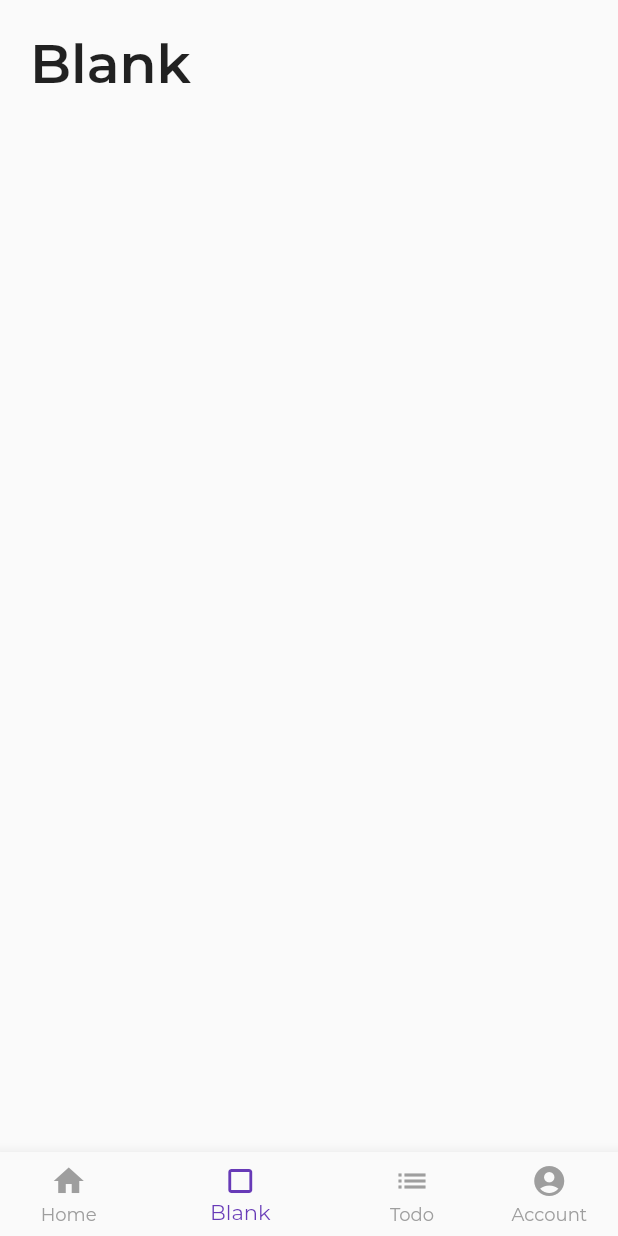
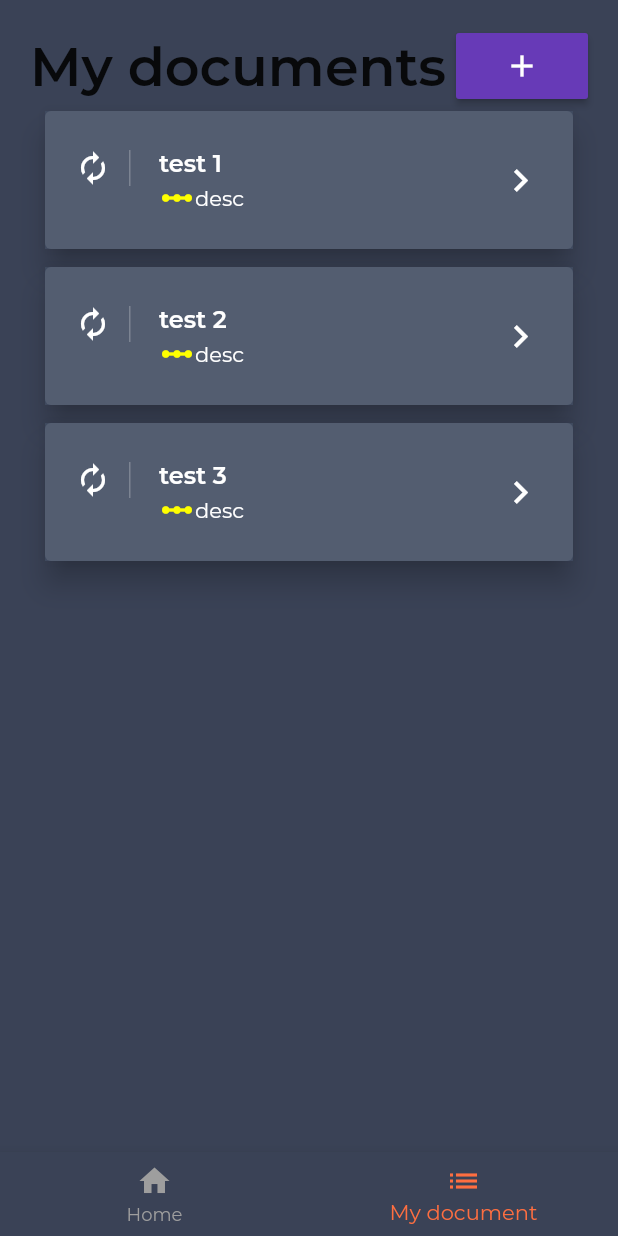
Before and after one commit to IosifGabriel/smarthack_frontend, a Flutter app: the HomeScreen screen opened directly, item 2 of the bottom bar chosen, on a phone screen of 412 x 824 dp. Run offline on Flutter 3.47's test engine with Material 2 defaults, Android fonts, the light colour scheme and no system bars; our stand-ins replace get_it; network calls fail.

Commit message:
some design implemented

```diff
--- a/lib/features/todos/edit.dart
+++ b/lib/features/documents/create.dart
@@ -1,21 +1,18 @@
 import 'package:flutter/material.dart';
-import 'todos.dart';
+import 'documents.dart';
 import '../../models/models.dart';
 import '../../components/components.dart';
 
-class TodoEdit extends StatefulWidget {
-  TodoEdit(
-    this.todo, {
+class DocumentCreate extends StatefulWidget {
+  DocumentCreate({
     Key key,
   }) : super(key: key);
 
-  final Todo todo;
-
   @override
-  _TodoEditState createState() => _TodoEditState();
+  _DocumentCreateState createState() => _DocumentCreateState();
 }
 
-class _TodoEditState extends State<TodoEdit> {
+class _DocumentCreateState extends State<DocumentCreate> {
   @override
   Widget build(BuildContext context) {
     return Scaffold(
@@ -29,18 +26,17 @@ class _TodoEditState extends State<TodoEdit> {
               Column(
                 crossAxisAlignment: CrossAxisAlignment.stretch,
                 children: [
-                  SmartHeadline('Edit Todo'),
+                  SmartHeadline('Add Document'),
                   SizedBox(height: 20),
                   SmartTextField(
                     label: 'text',
-                    initialValue: widget.todo.text,
                     keyboardType: TextInputType.text,
                   ),
                 ],
               ),
               SmartButton(
-                icon: Icons.save_outlined,
-                text: 'Save Todo',
+                icon: Icons.add,
+                text: 'Create Document',
                 onPressed: () {
                   Navigator.pop(context);
                 },
--- a/lib/features/todos/delete.dart
+++ b/lib/features/documents/delete.dart
@@ -1,21 +1,21 @@
 import 'package:flutter/material.dart';
-import 'todos.dart';
+import 'documents.dart';
 import '../../models/models.dart';
 import '../../components/components.dart';
 
-class TodoDelete extends StatefulWidget {
-  TodoDelete(
-    this.todo, {
+class DocumentDelete extends StatefulWidget {
+  DocumentDelete(
+    this.document, {
     Key key,
   }) : super(key: key);
 
-  final Todo todo;
+  final Document document;
 
   @override
-  _TodoDeleteState createState() => _TodoDeleteState();
+  _DocumentDeleteState createState() => _DocumentDeleteState();
 }
 
-class _TodoDeleteState extends State<TodoDelete> {
+class _DocumentDeleteState extends State<DocumentDelete> {
   @override
   Widget build(BuildContext context) {
     return Dialog(
@@ -28,7 +28,7 @@ class _TodoDeleteState extends State<TodoDelete> {
             crossAxisAlignment: CrossAxisAlignment.start,
             children: [
               SmartText(
-                'Are you sure you want to delete "${widget.todo.text}"?',
+                'Are you sure you want to delete "${widget.document.name}"?',
               ),
               SmartButton(
                 icon: Icons.delete,
--- a/lib/features/todos/details.dart
+++ b/lib/features/documents/details.dart
@@ -1,21 +1,21 @@
 import 'package:flutter/material.dart';
-import './todos.dart';
+import 'documents.dart';
 import '../../models/models.dart';
 import '../../components/components.dart';
 
-class TodoDetails extends StatefulWidget {
-  TodoDetails(
-    this.todo, {
+class DocumentDetails extends StatefulWidget {
+  DocumentDetails(
+    this.document, {
     Key key,
   }) : super(key: key);
 
-  final Todo todo;
+  final Document document;
 
   @override
-  _TodoDetailsState createState() => _TodoDetailsState();
+  _DocumentDetailsState createState() => _DocumentDetailsState();
 }
 
-class _TodoDetailsState extends State<TodoDetails> {
+class _DocumentDetailsState extends State<DocumentDetails> {
   @override
   Widget build(BuildContext context) {
     return Scaffold(
@@ -26,7 +26,8 @@ class _TodoDetailsState extends State<TodoDetails> {
             onPressed: () {
               Navigator.push(
                 context,
-                MaterialPageRoute(builder: (context) => TodoEdit(widget.todo)),
+                MaterialPageRoute(
+                    builder: (context) => DocumentEdit(widget.document)),
               );
             },
           ),
@@ -36,7 +37,7 @@ class _TodoDetailsState extends State<TodoDetails> {
               showDialog(
                 context: context,
                 builder: (BuildContext context) {
-                  return TodoDelete(widget.todo);
+                  return DocumentDelete(widget.document);
                 },
               );
             },
@@ -49,7 +50,7 @@ class _TodoDetailsState extends State<TodoDetails> {
           child: Column(
             crossAxisAlignment: CrossAxisAlignment.stretch,
             children: [
-              SmartHeadline(widget.todo.text),
+              SmartHeadline(widget.document.name),
             ],
           ),
         ),
--- a/lib/features/todos/create.dart
+++ b/lib/features/documents/edit.dart
@@ -1,18 +1,21 @@
 import 'package:flutter/material.dart';
-import 'todos.dart';
+import 'documents.dart';
 import '../../models/models.dart';
 import '../../components/components.dart';
 
-class TodoCreate extends StatefulWidget {
-  TodoCreate({
+class DocumentEdit extends StatefulWidget {
+  DocumentEdit(
+    this.document, {
     Key key,
   }) : super(key: key);
 
+  final Document document;
+
   @override
-  _TodoCreateState createState() => _TodoCreateState();
+  _DocumentEditState createState() => _DocumentEditState();
 }
 
-class _TodoCreateState extends State<TodoCreate> {
+class _DocumentEditState extends State<DocumentEdit> {
   @override
   Widget build(BuildContext context) {
     return Scaffold(
@@ -26,17 +29,18 @@ class _TodoCreateState extends State<TodoCreate> {
               Column(
                 crossAxisAlignment: CrossAxisAlignment.stretch,
                 children: [
-                  SmartHeadline('Add Todo'),
+                  SmartHeadline('Edit Document'),
                   SizedBox(height: 20),
                   SmartTextField(
                     label: 'text',
+                    initialValue: widget.document.name,
                     keyboardType: TextInputType.text,
                   ),
                 ],
               ),
               SmartButton(
-                icon: Icons.add,
-                text: 'Create Todo',
+                icon: Icons.save_outlined,
+                text: 'Save Document',
                 onPressed: () {
                   Navigator.pop(context);
                 },
--- /dev/null
+++ b/lib/features/documents/list.dart
@@ -0,0 +1,37 @@
+import 'package:flutter/material.dart';
+import 'documents.dart';
+import '../../models/models.dart';
+
+class DocumentsList extends StatefulWidget {
+  DocumentsList(
+    this.documents, {
+    Key key,
+  }) : super(key: key);
+
+  final List<Document> documents;
+
+  @override
+  _DocumentsListState createState() => _DocumentsListState();
+}
+
+class _DocumentsListState extends State<DocumentsList> {
+  @override
+  Widget build(BuildContext context) {
+    return ListView.builder(
+      itemCount: widget.documents.length,
+      itemBuilder: (context, index) {
+        return DocumentListItem(
+          widget.documents[index],
+          onTap: () {
+            Navigator.push(
+              context,
+              MaterialPageRoute(
+                  builder: (context) =>
+                      DocumentDetails(widget.documents[index])),
+            );
+          },
+        );
+      },
+    );
+  }
+}
--- /dev/null
+++ b/lib/features/documents/list_item.dart
@@ -0,0 +1,54 @@
+import 'package:flutter/material.dart';
+import './documents.dart';
+import '../../models/models.dart';
+import '../../components/components.dart';
+
+class DocumentListItem extends StatelessWidget {
+  const DocumentListItem(
+    this.document, {
+    this.onTap,
+    Key key,
+  }) : super(key: key);
+
+  final Document document;
+  final Function onTap;
+
+  @override
+  Widget build(BuildContext context) {
+    return GestureDetector(
+      onTap: onTap,
+      child: Card(
+        elevation: 8.0,
+        margin: new EdgeInsets.symmetric(horizontal: 10.0, vertical: 6.0),
+        child: Container(
+          decoration: BoxDecoration(color: Color.fromRGBO(64, 75, 96, .9)),
+          child: ListTile(
+              contentPadding:
+                  EdgeInsets.symmetric(horizontal: 20.0, vertical: 10.0),
+              leading: Container(
+                padding: EdgeInsets.only(right: 12.0),
+                decoration: new BoxDecoration(
+                    border: new Border(
+                        right:
+                            new BorderSide(width: 1.0, color: Colors.white24))),
+                child: Icon(Icons.autorenew, color: Colors.white),
+              ),
+              title: Text(
+                document.name,
+                style:
+                    TextStyle(color: Colors.white, fontWeight: FontWeight.bold),
+              ),
+              subtitle: Row(
+                children: <Widget>[
+                  Icon(Icons.linear_scale, color: Colors.yellowAccent),
+                  Text(document.description,
+                      style: TextStyle(color: Colors.white))
+                ],
+              ),
+              trailing: Icon(Icons.keyboard_arrow_right,
+                  color: Colors.white, size: 30.0)),
+        ),
+      ),
+    );
+  }
+}
--- a/lib/features/todos/list_item.dart
+++ /dev/null
@@ -1,34 +0,0 @@
-import 'package:flutter/material.dart';
-import './todos.dart';
-import '../../models/models.dart';
-import '../../components/components.dart';
-
-class TodoListItem extends StatelessWidget {
-  const TodoListItem(
-    this.todo, {
-    this.onTap,
-    Key key,
-  }) : super(key: key);
-
-  final Todo todo;
-  final Function onTap;
-
-  @override
-  Widget build(BuildContext context) {
-    return GestureDetector(
-      onTap: onTap,
-      child: Card(
-        child: Padding(
-          padding: const EdgeInsets.all(20),
-          child: Row(
-            children: [
-              SmartText(todo.id),
-              SizedBox(width: 20),
-              SmartText(todo.text),
-            ],
-          ),
-        ),
-      ),
-    );
-  }
-}
--- /dev/null
+++ b/lib/models/document.dart
@@ -0,0 +1,19 @@
+import 'dart:convert';
+
+class Document {
+  String id;
+  String name;
+  String description;
+  Base64Codec data;
+
+  Document({this.id, this.name, this.description, this.data});
+
+  factory Document.fromJson(Map<String, dynamic> item) {
+    return Document(
+      id: item['id'],
+      name: item['name'],
+      description: item['description'],
+      data: item['data'],
+    );
+  }
+}
--- a/lib/models/models.dart
+++ b/lib/models/models.dart
@@ -1,2 +1,2 @@
 export 'api_response.dart';
-export 'todo.dart';
+export 'document.dart';
--- a/lib/models/todo.dart
+++ /dev/null
@@ -1,16 +0,0 @@
-class Todo {
-  String id;
-  String text;
-
-  Todo({
-    this.id,
-    this.text,
-  });
-
-  factory Todo.fromJson(Map<String, dynamic> item) {
-    return Todo(
-      id: item['id'],
-      text: item['text'],
-    );
-  }
-}
--- a/lib/screens/home_screen.dart
+++ b/lib/screens/home_screen.dart
@@ -12,34 +12,28 @@ class _HomeScreenState extends State<HomeScreen> {
   int _currentTab = 0;
   List<Widget> _children = <Widget>[
     HomeTab(),
-    BlankTab(),
-    TodoTab(),
-    AccountTab(),
+    DocumentTab(),
   ];
 
   @override
   Widget build(BuildContext context) {
     return Scaffold(
+      backgroundColor: Color.fromRGBO(58, 66, 86, 1.0),
       body: SafeArea(
         child: _children.elementAt(_currentTab),
       ),
       bottomNavigationBar: BottomNavigationBar(
+        backgroundColor: Color.fromRGBO(58, 66, 86, 1.0),
         items: const <BottomNavigationBarItem>[
           BottomNavigationBarItem(
+            backgroundColor: Color.fromRGBO(58, 66, 86, 1.0),
             icon: Icon(Icons.home),
             label: 'Home',
           ),
           BottomNavigationBarItem(
-            icon: Icon(Icons.crop_square),
-            label: 'Blank',
-          ),
-          BottomNavigationBarItem(
+            backgroundColor: Color.fromRGBO(58, 66, 86, 1.0),
             icon: Icon(Icons.list),
-            label: 'Todo',
-          ),
-          BottomNavigationBarItem(
-            icon: Icon(Icons.account_circle),
-            label: 'Account',
+            label: 'My document',
           ),
         ],
         currentIndex: _currentTab,
@@ -48,7 +42,7 @@ class _HomeScreenState extends State<HomeScreen> {
             _currentTab = index;
           });
         },
-        selectedItemColor: Colors.deepPurple,
+        selectedItemColor: Colors.deepOrangeAccent,
         unselectedItemColor: Colors.grey,
         showUnselectedLabels: true,
       ),
--- a/lib/services/todo_service.dart
+++ b/lib/services/document_service.dart
@@ -2,31 +2,31 @@ import 'dart:convert';
 import 'package:http/http.dart' as http;
 import '../models/models.dart';
 
-class TodoService {
+class DocumentService {
   static const api = 'https://smarthack-backend.herokuapp.com';
   static const headers = {
     'Api-Key': 'DEV_KEY',
   };
 
-  Future<ApiResponse<List<Todo>>> getTodos() async {
-    return http.get('$api/todos').then((data) {
+  Future<ApiResponse<List<Document>>> getDocuments() async {
+    return http.get('$api/documents').then((data) {
       if (data.statusCode == 200) {
         final jsonData = json.decode(data.body);
-        final todos = <Todo>[];
+        final documents = <Document>[];
         for (var item in jsonData) {
-          todos.add(Todo.fromJson(item));
+          documents.add(Document.fromJson(item));
         }
-        return ApiResponse<List<Todo>>(
-          data: todos,
+        return ApiResponse<List<Document>>(
+          data: documents,
         );
       }
-      return ApiResponse<List<Todo>>(
+      return ApiResponse<List<Document>>(
         error: true,
         errorCode: data.statusCode,
         errorMessage: 'An error occured',
       );
     }).catchError((error) {
-      return ApiResponse<List<Todo>>(
+      return ApiResponse<List<Document>>(
         error: true,
         errorMessage: 'An error occured',
       );
--- a/lib/services/services.dart
+++ b/lib/services/services.dart
@@ -1 +1 @@
-export 'todo_service.dart';
+export 'document_service.dart';
--- a/lib/tabs/todo_tab.dart
+++ b/lib/tabs/document_tab.dart
@@ -3,31 +3,31 @@ import 'package:get_it/get_it.dart';
 import '../components/components.dart';
 import '../models/models.dart';
 import '../services/services.dart';
-import '../features/todos/todos.dart';
+import '../features/documents/documents.dart';
 
-class TodoTab extends StatefulWidget {
-  TodoTab({Key key}) : super(key: key);
+class DocumentTab extends StatefulWidget {
+  DocumentTab({Key key}) : super(key: key);
 
   @override
-  _TodoTabState createState() => _TodoTabState();
+  _DocumentTabState createState() => _DocumentTabState();
 }
 
-class _TodoTabState extends State<TodoTab> {
-  TodoService get todoService => GetIt.I.get<TodoService>();
+class _DocumentTabState extends State<DocumentTab> {
+  DocumentService get documentService => GetIt.I.get<DocumentService>();
 
   bool _isLoading = true;
-  ApiResponse<List<Todo>> _apiResponse;
+  ApiResponse<List<Document>> _apiResponse;
 
   @override
   void initState() {
-    _fetchTodos();
+    _fetchDocuments();
     super.initState();
   }
 
-  void _fetchTodos() async {
+  void _fetchDocuments() async {
     setState(() => _isLoading = true);
 
-    _apiResponse = await todoService.getTodos();
+    _apiResponse = await documentService.getDocuments();
 
     setState(() => _isLoading = false);
   }
@@ -42,13 +42,13 @@ class _TodoTabState extends State<TodoTab> {
           Row(
             mainAxisAlignment: MainAxisAlignment.spaceBetween,
             children: [
-              SmartHeadline('Todos'),
+              SmartHeadline('My documents'),
               SmartButton(
                 icon: Icons.add,
                 onPressed: () {
                   Navigator.push(
                     context,
-                    MaterialPageRoute(builder: (context) => TodoCreate()),
+                    MaterialPageRoute(builder: (context) => DocumentCreate()),
                   );
                 },
               ),
@@ -62,11 +62,11 @@ class _TodoTabState extends State<TodoTab> {
               //     message: _apiResponse.errorMessage,
               //     errorCode: _apiResponse.errorCode,
               //   );
-              // return TodosList(_apiResponse.data);
-              return TodosList([
-                Todo(id: '1', text: 'test 1'),
-                Todo(id: '2', text: 'test 2'),
-                Todo(id: '3', text: 'test 3'),
+              // return DocumentsList(_apiResponse.data);
+              return DocumentsList([
+                Document(id: '1', name: 'test 1', description: "desc"),
+                Document(id: '2', name: 'test 2', description: "desc"),
+                Document(id: '3', name: 'test 3', description: "desc"),
               ]);
             }),
           ),
--- a/lib/tabs/tabs.dart
+++ b/lib/tabs/tabs.dart
@@ -1,4 +1,4 @@
 export 'home_tab.dart';
 export 'account_tab.dart';
 export 'blank_tab.dart';
-export 'todo_tab.dart';
+export 'document_tab.dart';
--- a/pubspec.yaml
+++ b/pubspec.yaml
@@ -11,6 +11,7 @@ dependencies:
     sdk: flutter
   get_it: ^3.0.3
   http: ^0.12.2
+  flutter_full_pdf_viewer: ^1.0.6
 
 dev_dependencies:
   flutter_test:
```
Also changed, not shown: lib/features/todos/list.dart (deleted, +0 -36 lines), lib/main.dart (+4 -5 lines), lib/features/documents/documents.dart (renamed from lib/features/todos/todos.dart), pubspec.lock.
